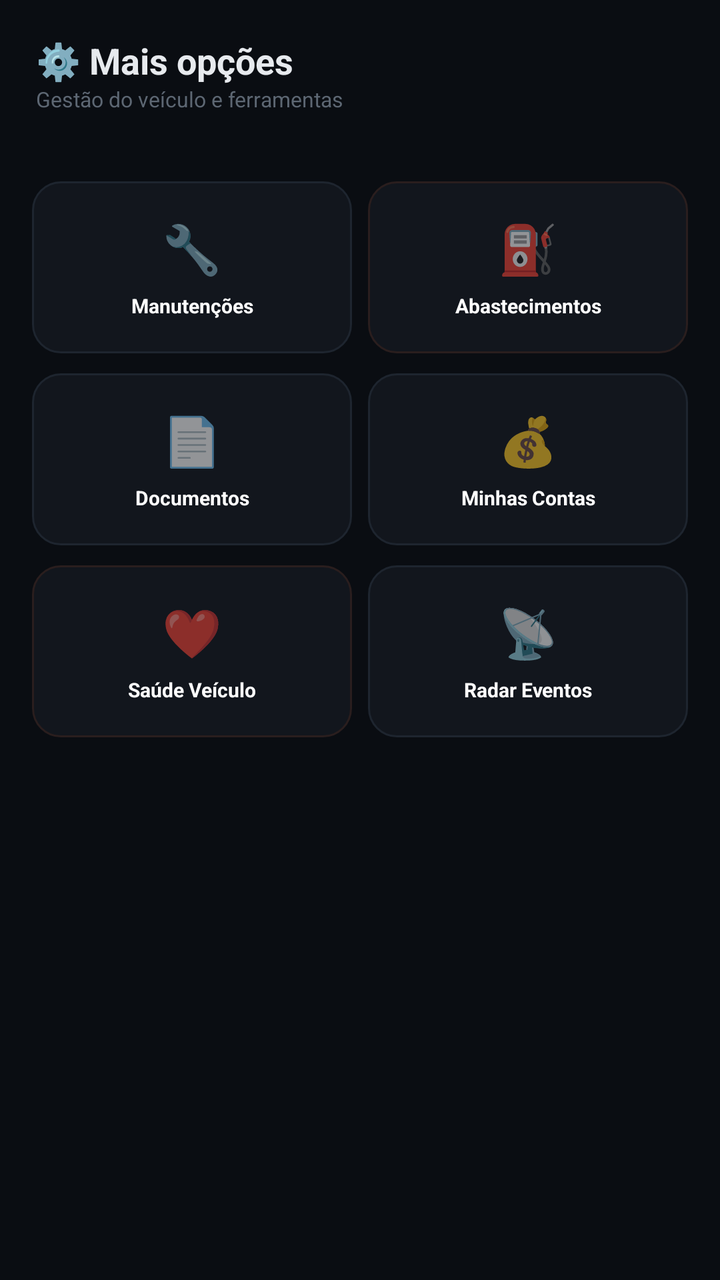
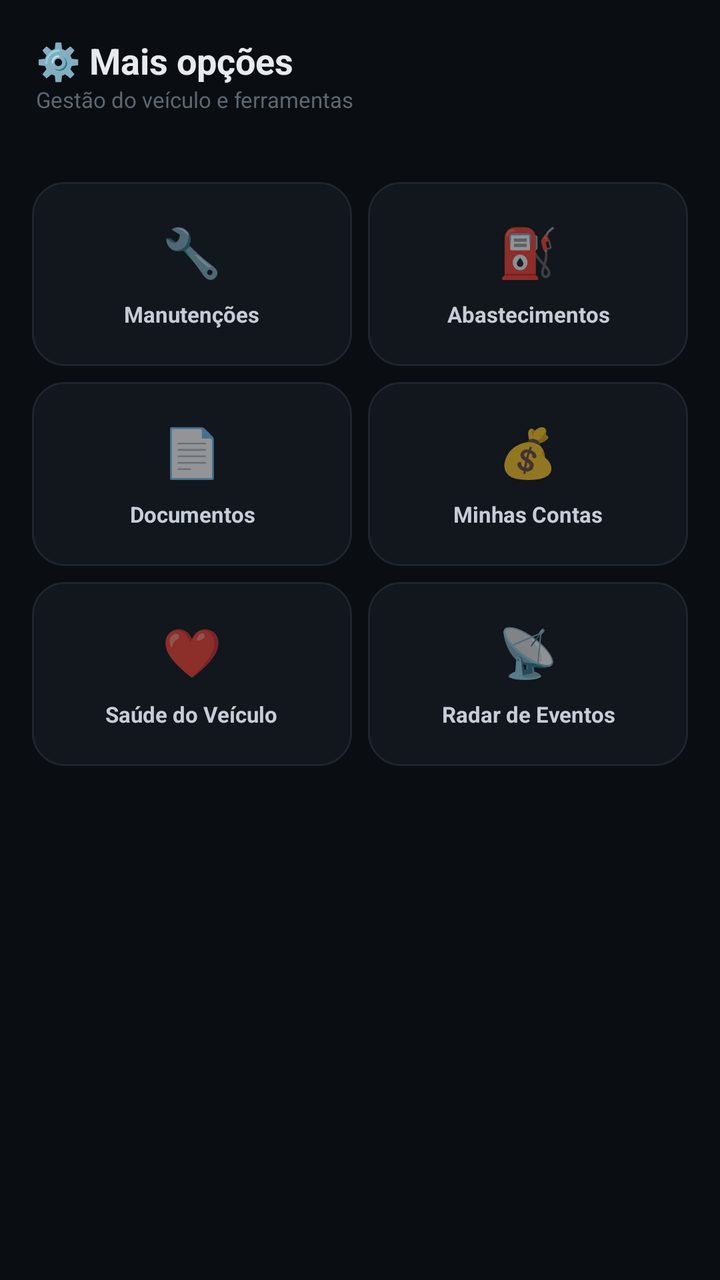

Before-and-after screenshots of an Android layout around one commit, followed by the original layout XML and the change that was made.
<!-- AndroidManifest.xml: application theme Theme.MaterialComponents.DayNight.NoActionBar -->
<!-- res/layout/activity_mais_opcoes.xml -->
<?xml version="1.0" encoding="utf-8"?>
<ScrollView xmlns:android="http://schemas.android.com/apk/res/android"
    android:layout_width="match_parent"
    android:layout_height="match_parent"
    android:background="#0A0D12">

    <LinearLayout
        android:layout_width="match_parent"
        android:layout_height="wrap_content"
        android:orientation="vertical">

        <LinearLayout
            android:layout_width="match_parent"
            android:layout_height="wrap_content"
            android:orientation="vertical"
            android:padding="18dp"
            android:paddingBottom="10dp">

            <TextView
                android:layout_width="wrap_content"
                android:layout_height="wrap_content"
                android:text="⚙️ Mais opções"
                android:textColor="#E7EAEE"
                android:textSize="18sp"
                android:textStyle="bold" />

            <TextView
                android:layout_width="wrap_content"
                android:layout_height="wrap_content"
                android:text="Gestão do veículo e ferramentas"
                android:textColor="#5D6773"
                android:textSize="10.5sp" />
        </LinearLayout>

        <LinearLayout
            android:layout_width="match_parent"
            android:layout_height="wrap_content"
            android:orientation="vertical"
            android:padding="16dp"
            android:paddingTop="0dp">

            <LinearLayout
                android:layout_width="match_parent"
                android:layout_height="wrap_content"
                android:orientation="horizontal"
                android:layout_marginBottom="10dp">

                <LinearLayout
                    android:id="@+id/btnManutencoes"
                    android:layout_width="0dp"
                    android:layout_height="86dp"
                    android:layout_weight="1"
                    android:orientation="vertical"
                    android:gravity="center"
                    android:background="@drawable/bg_tint_purple"
                    android:padding="6dp"
                    android:layout_marginEnd="8dp"
                    android:clickable="true"
                    android:focusable="true">

                    <TextView android:layout_width="wrap_content" android:layout_height="wrap_content" android:text="🔧" android:textSize="24sp" />
                    <TextView android:layout_width="match_parent" android:layout_height="wrap_content" android:text="Manutenções" android:textColor="#FFFFFF" android:textSize="10sp" android:textStyle="bold" android:gravity="center" android:singleLine="true" android:ellipsize="end" android:layout_marginTop="6dp" />
                </LinearLayout>

                <LinearLayout
                    android:id="@+id/btnAbastecimentos"
                    android:layout_width="0dp"
                    android:layout_height="86dp"
                    android:layout_weight="1"
                    android:orientation="vertical"
                    android:gravity="center"
                    android:background="@drawable/bg_tint_red"
                    android:padding="6dp"
                    android:clickable="true"
                    android:focusable="true">

                    <TextView android:layout_width="wrap_content" android:layout_height="wrap_content" android:text="⛽" android:textSize="24sp" />
                    <TextView android:layout_width="match_parent" android:layout_height="wrap_content" android:text="Abastecimentos" android:textColor="#FFFFFF" android:textSize="10sp" android:textStyle="bold" android:gravity="center" android:singleLine="true" android:ellipsize="end" android:layout_marginTop="6dp" />
                </LinearLayout>
            </LinearLayout>

            <LinearLayout
                android:layout_width="match_parent"
                android:layout_height="wrap_content"
                android:orientation="horizontal"
                android:layout_marginBottom="10dp">

                <LinearLayout
                    android:id="@+id/btnDocumentos"
                    android:layout_width="0dp"
                    android:layout_height="86dp"
                    android:layout_weight="1"
                    android:orientation="vertical"
                    android:gravity="center"
                    android:background="@drawable/bg_tint_blue"
                    android:padding="6dp"
                    android:layout_marginEnd="8dp"
                    android:clickable="true"
                    android:focusable="true">

                    <TextView android:layout_width="wrap_content" android:layout_height="wrap_content" android:text="📄" android:textSize="24sp" />
                    <TextView android:layout_width="match_parent" android:layout_height="wrap_content" android:text="Documentos" android:textColor="#FFFFFF" android:textSize="10sp" android:textStyle="bold" android:gravity="center" android:singleLine="true" android:ellipsize="end" android:layout_marginTop="6dp" />
                </LinearLayout>

                <LinearLayout
                    android:id="@+id/btnContas"
                    android:layout_width="0dp"
                    android:layout_height="86dp"
                    android:layout_weight="1"
                    android:orientation="vertical"
                    android:gravity="center"
                    android:background="@drawable/bg_tint_green"
                    android:padding="6dp"
                    android:clickable="true"
                    android:focusable="true">

                    <TextView android:layout_width="wrap_content" android:layout_height="wrap_content" android:text="💰" android:textSize="24sp" />
                    <TextView android:layout_width="match_parent" android:layout_height="wrap_content" android:text="Minhas Contas" android:textColor="#FFFFFF" android:textSize="10sp" android:textStyle="bold" android:gravity="center" android:singleLine="true" android:ellipsize="end" android:layout_marginTop="6dp" />
                </LinearLayout>
            </LinearLayout>

            <LinearLayout
                android:layout_width="match_parent"
                android:layout_height="wrap_content"
                android:orientation="horizontal">

                <LinearLayout
                    android:id="@+id/btnSaudeVeiculo"
                    android:layout_width="0dp"
                    android:layout_height="86dp"
                    android:layout_weight="1"
                    android:orientation="vertical"
                    android:gravity="center"
                    android:background="@drawable/bg_tint_red"
                    android:padding="6dp"
                    android:layout_marginEnd="8dp"
                    android:clickable="true"
                    android:focusable="true">

                    <TextView android:layout_width="wrap_content" android:layout_height="wrap_content" android:text="❤️" android:textSize="24sp" />
                    <TextView android:layout_width="match_parent" android:layout_height="wrap_content" android:text="Saúde Veículo" android:textColor="#FFFFFF" android:textSize="10sp" android:textStyle="bold" android:gravity="center" android:singleLine="true" android:ellipsize="end" android:layout_marginTop="6dp" />
                </LinearLayout>

                <LinearLayout
                    android:id="@+id/btnEventos"
                    android:layout_width="0dp"
                    android:layout_height="86dp"
                    android:layout_weight="1"
                    android:orientation="vertical"
                    android:gravity="center"
                    android:background="@drawable/bg_tint_blue"
                    android:padding="6dp"
                    android:clickable="true"
                    android:focusable="true">

                    <TextView android:layout_width="wrap_content" android:layout_height="wrap_content" android:text="📡" android:textSize="24sp" />
                    <TextView android:layout_width="match_parent" android:layout_height="wrap_content" android:text="Radar Eventos" android:textColor="#FFFFFF" android:textSize="10sp" android:textStyle="bold" android:gravity="center" android:singleLine="true" android:ellipsize="end" android:layout_marginTop="6dp" />
                </LinearLayout>
            </LinearLayout>

        </LinearLayout>
    </LinearLayout>
</ScrollView>
<!-- resources referenced by this layout -->
<resources>
  <!-- drawable bg_tint_blue (drawable) -->
  <?xml version="1.0" encoding="utf-8"?>
  <shape xmlns:android="http://schemas.android.com/apk/res/android" android:shape="rectangle">
      <solid android:color="#12161D" />
      <stroke android:width="1dp" android:color="#1E252F" />
      <corners android:radius="14dp" />
  </shape>
  <!-- drawable bg_tint_green (drawable) -->
  <?xml version="1.0" encoding="utf-8"?>
  <shape xmlns:android="http://schemas.android.com/apk/res/android" android:shape="rectangle">
      <solid android:color="#12161D" />
      <stroke android:width="1dp" android:color="#1E252F" />
      <corners android:radius="14dp" />
  </shape>
  <!-- drawable bg_tint_purple (drawable) -->
  <?xml version="1.0" encoding="utf-8"?>
  <shape xmlns:android="http://schemas.android.com/apk/res/android" android:shape="rectangle">
      <solid android:color="#12161D" />
      <stroke android:width="1dp" android:color="#1E252F" />
      <corners android:radius="14dp" />
  </shape>
  <!-- drawable bg_tint_red (drawable) -->
  <?xml version="1.0" encoding="utf-8"?>
  <shape xmlns:android="http://schemas.android.com/apk/res/android" android:shape="rectangle">
      <solid android:color="#12161D" />
      <stroke android:width="1dp" android:color="#2A1E1E" />
      <corners android:radius="14dp" />
  </shape>
</resources>

<!-- the commit's change to res/layout/activity_mais_opcoes.xml (unified diff, before → after) -->
@@ -29,93 +29,152 @@
                 android:layout_height="wrap_content"
                 android:text="Gestão do veículo e ferramentas"
                 android:textColor="#5D6773"
-                android:textSize="10.5sp" />
+                android:textSize="11sp" />
         </LinearLayout>
 
         <LinearLayout
             android:layout_width="match_parent"
             android:layout_height="wrap_content"
             android:orientation="vertical"
-            android:padding="16dp"
-            android:paddingTop="0dp">
+            android:padding="12dp">
 
             <LinearLayout
                 android:layout_width="match_parent"
                 android:layout_height="wrap_content"
-                android:orientation="horizontal"
-                android:layout_marginBottom="10dp">
+                android:orientation="horizontal">
 
                 <LinearLayout
                     android:id="@+id/btnManutencoes"
                     android:layout_width="0dp"
-                    android:layout_height="86dp"
-                    android:layout_weight="1"
-                    android:orientation="vertical"
-                    android:gravity="center"
-                    android:background="@drawable/bg_tint_purple"
-                    android:padding="6dp"
-                    android:layout_marginEnd="8dp"
-                    android:clickable="true"
-                    android:focusable="true">
-
-                    <TextView android:layout_width="wrap_content" android:layout_height="wrap_content" android:text="🔧" android:textSize="24sp" />
-                    <TextView android:layout_width="match_parent" android:layout_height="wrap_content" android:text="Manutenções" android:textColor="#FFFFFF" android:textSize="10sp" android:textStyle="bold" android:gravity="center" android:singleLine="true" android:ellipsize="end" android:layout_marginTop="6dp" />
+                    android:layout_height="92dp"
+                    android:layout_weight="1"
+                    android:layout_margin="4dp"
+                    android:orientation="vertical"
+                    android:gravity="center"
+                    android:paddingStart="4dp"
+                    android:paddingEnd="4dp"
+                    android:background="@drawable/bg_card_dark"
+                    android:clickable="true"
+                    android:focusable="true">
+
+                    <TextView
+                        android:layout_width="wrap_content"
+                        android:layout_height="wrap_content"
+                        android:text="🔧"
+                        android:textSize="24sp" />
+
+                    <TextView
+                        android:layout_width="wrap_content"
+                        android:layout_height="wrap_content"
+                        android:text="Manutenções"
+                        android:textColor="#C7CDD6"
+                        android:textSize="11sp"
+                        android:textStyle="bold"
+                        android:maxLines="1"
+                        android:gravity="center"
+                        android:layout_marginTop="8dp" />
                 </LinearLayout>
 
                 <LinearLayout
                     android:id="@+id/btnAbastecimentos"
                     android:layout_width="0dp"
-                    android:layout_height="86dp"
-                    android:layout_weight="1"
-                    android:orientation="vertical"
-                    android:gravity="center"
-                    android:background="@drawable/bg_tint_red"
-                    android:padding="6dp"
-                    android:clickable="true"
-                    android:focusable="true">
-
-                    <TextView android:layout_width="wrap_content" android:layout_height="wrap_content" android:text="⛽" android:textSize="24sp" />
-                    <TextView android:layout_width="match_parent" android:layout_height="wrap_content" android:text="Abastecimentos" android:textColor="#FFFFFF" android:textSize="10sp" android:textStyle="bold" android:gravity="center" android:singleLine="true" android:ellipsize="end" android:layout_marginTop="6dp" />
+                    android:layout_height="92dp"
+                    android:layout_weight="1"
+                    android:layout_margin="4dp"
+                    android:orientation="vertical"
+                    android:gravity="center"
+                    android:paddingStart="4dp"
+                    android:paddingEnd="4dp"
+                    android:background="@drawable/bg_card_dark"
+                    android:clickable="true"
+                    android:focusable="true">
+
+                    <TextView
+                        android:layout_width="wrap_content"
+                        android:layout_height="wrap_content"
+                        android:text="⛽"
+                        android:textSize="24sp" />
+
+                    <TextView
+                        android:layout_width="wrap_content"
+                        android:layout_height="wrap_content"
+                        android:text="Abastecimentos"
+                        android:textColor="#C7CDD6"
+                        android:textSize="11sp"
+                        android:textStyle="bold"
+                        android:maxLines="1"
+                        android:gravity="center"
+                        android:layout_marginTop="8dp" />
                 </LinearLayout>
             </LinearLayout>
 
             <LinearLayout
                 android:layout_width="match_parent"
                 android:layout_height="wrap_content"
-                android:orientation="horizontal"
-                android:layout_marginBottom="10dp">
+                android:orientation="horizontal">
 
                 <LinearLayout
                     android:id="@+id/btnDocumentos"
                     android:layout_width="0dp"
-                    android:layout_height="86dp"
-                    android:layout_weight="1"
-                    android:orientation="vertical"
-                    android:gravity="center"
-                    android:background="@drawable/bg_tint_blue"
-                    android:padding="6dp"
-                    android:layout_marginEnd="8dp"
-                    android:clickable="true"
-                    android:focusable="true">
-
-                    <TextView android:layout_width="wrap_content" android:layout_height="wrap_content" android:text="📄" android:textSize="24sp" />
-                    <TextView android:layout_width="match_parent" android:layout_height="wrap_content" android:text="Documentos" android:textColor="#FFFFFF" android:textSize="10sp" android:textStyle="bold" android:gravity="center" android:singleLine="true" android:ellipsize="end" android:layout_marginTop="6dp" />
+                    android:layout_height="92dp"
+                    android:layout_weight="1"
+                    android:layout_margin="4dp"
+                    android:orientation="vertical"
+                    android:gravity="center"
+                    android:paddingStart="4dp"
+                    android:paddingEnd="4dp"
+                    android:background="@drawable/bg_card_dark"
+                    android:clickable="true"
+                    android:focusable="true">
+
+                    <TextView
+                        android:layout_width="wrap_content"
+                        android:layout_height="wrap_content"
+                        android:text="📄"
+                        android:textSize="24sp" />
+
+                    <TextView
+                        android:layout_width="wrap_content"
+                        android:layout_height="wrap_content"
+                        android:text="Documentos"
+                        android:textColor="#C7CDD6"
+                        android:textSize="11sp"
+                        android:textStyle="bold"
+                        android:maxLines="1"
+                        android:gravity="center"
+                        android:layout_marginTop="8dp" />
                 </LinearLayout>
 
                 <LinearLayout
                     android:id="@+id/btnContas"
                     android:layout_width="0dp"
-                    android:layout_height="86dp"
-                    android:layout_weight="1"
-                    android:orientation="vertical"
-                    android:gravity="center"
-                    android:background="@drawable/bg_tint_green"
-                    android:padding="6dp"
-                    android:clickable="true"
-                    android:focusable="true">
-
-                    <TextView android:layout_width="wrap_content" android:layout_height="wrap_content" android:text="💰" android:textSize="24sp" />
-                    <TextView android:layout_width="match_parent" android:layout_height="wrap_content" android:text="Minhas Contas" android:textColor="#FFFFFF" android:textSize="10sp" android:textStyle="bold" android:gravity="center" android:singleLine="true" android:ellipsize="end" android:layout_marginTop="6dp" />
+                    android:layout_height="92dp"
+                    android:layout_weight="1"
+                    android:layout_margin="4dp"
+                    android:orientation="vertical"
+                    android:gravity="center"
+                    android:paddingStart="4dp"
+                    android:paddingEnd="4dp"
+                    android:background="@drawable/bg_card_dark"
+                    android:clickable="true"
+                    android:focusable="true">
+
+                    <TextView
+                        android:layout_width="wrap_content"
+                        android:layout_height="wrap_content"
+                        android:text="💰"
+                        android:textSize="24sp" />
+
+                    <TextView
+                        android:layout_width="wrap_content"
+                        android:layout_height="wrap_content"
+                        android:text="Minhas Contas"
+                        android:textColor="#C7CDD6"
+                        android:textSize="11sp"
+                        android:textStyle="bold"
+                        android:maxLines="1"
+                        android:gravity="center"
+                        android:layout_marginTop="8dp" />
                 </LinearLayout>
             </LinearLayout>
 
@@ -127,34 +186,65 @@
                 <LinearLayout
                     android:id="@+id/btnSaudeVeiculo"
                     android:layout_width="0dp"
-                    android:layout_height="86dp"
-                    android:layout_weight="1"
-                    android:orientation="vertical"
-                    android:gravity="center"
-                    android:background="@drawable/bg_tint_red"
-                    android:padding="6dp"
-                    android:layout_marginEnd="8dp"
-                    android:clickable="true"
-                    android:focusable="true">
-
-                    <TextView android:layout_width="wrap_content" android:layout_height="wrap_content" android:text="❤️" android:textSize="24sp" />
-                    <TextView android:layout_width="match_parent" android:layout_height="wrap_content" android:text="Saúde Veículo" android:textColor="#FFFFFF" android:textSize="10sp" android:textStyle="bold" android:gravity="center" android:singleLine="true" android:ellipsize="end" android:layout_marginTop="6dp" />
+                    android:layout_height="92dp"
+                    android:layout_weight="1"
+                    android:layout_margin="4dp"
+                    android:orientation="vertical"
+                    android:gravity="center"
+                    android:paddingStart="4dp"
+                    android:paddingEnd="4dp"
+                    android:background="@drawable/bg_card_dark"
+                    android:clickable="true"
+                    android:focusable="true">
+
+                    <TextView
+                        android:layout_width="wrap_content"
+                        android:layout_height="wrap_content"
+                        android:text="❤️"
+                        android:textSize="24sp" />
+
+                    <TextView
+                        android:layout_width="wrap_content"
+                        android:layout_height="wrap_content"
+                        android:text="Saúde do Veículo"
+                        android:textColor="#C7CDD6"
+                        android:textSize="11sp"
+                        android:textStyle="bold"
+                        android:maxLines="1"
+                        android:gravity="center"
+                        android:layout_marginTop="8dp" />
                 </LinearLayout>
 
                 <LinearLayout
                     android:id="@+id/btnEventos"
                     android:layout_width="0dp"
-                    android:layout_height="86dp"
-                    android:layout_weight="1"
-                    android:orientation="vertical"
-                    android:gravity="center"
-                    android:background="@drawable/bg_tint_blue"
-                    android:padding="6dp"
-                    android:clickable="true"
-                    android:focusable="true">
-
-                    <TextView android:layout_width="wrap_content" android:layout_height="wrap_content" android:text="📡" android:textSize="24sp" />
-                    <TextView android:layout_width="match_parent" android:layout_height="wrap_content" android:text="Radar Eventos" android:textColor="#FFFFFF" android:textSize="10sp" android:textStyle="bold" android:gravity="center" android:singleLine="true" android:ellipsize="end" android:layout_marginTop="6dp" />
+                    android:layout_height="92dp"
+                    android:layout_weight="1"
+                    android:layout_margin="4dp"
+                    android:orientation="vertical"
+                    android:gravity="center"
+                    android:paddingStart="4dp"
+                    android:paddingEnd="4dp"
+                    android:background="@drawable/bg_card_dark"
+                    android:clickable="true"
+                    android:focusable="true">
+
+                    <TextView
+                        android:layout_width="wrap_content"
+                        android:layout_height="wrap_content"
+                        android:text="📡"
+                        android:textSize="24sp" />
+
+                    <TextView
+                        android:layout_width="wrap_content"
+                        android:layout_height="wrap_content"
+                        android:text="Radar de Eventos"
+                        android:textColor="#C7CDD6"
+                        android:textSize="11sp"
+                        android:textStyle="bold"
+                        android:maxLines="1"
+                        android:gravity="center"
+                        android:layout_marginTop="8dp" />
                 </LinearLayout>
             </LinearLayout>
 
<!-- resource entries referenced after the edit -->
@@ -1,32 +1,11 @@
 <!-- resources referenced by this layout -->
 <resources>
-  <!-- drawable bg_tint_blue (drawable) -->
+  <!-- drawable bg_card_dark (drawable) -->
   <?xml version="1.0" encoding="utf-8"?>
   <shape xmlns:android="http://schemas.android.com/apk/res/android" android:shape="rectangle">
       <solid android:color="#12161D" />
       <stroke android:width="1dp" android:color="#1E252F" />
-      <corners android:radius="14dp" />
-  </shape>
-  <!-- drawable bg_tint_green (drawable) -->
-  <?xml version="1.0" encoding="utf-8"?>
-  <shape xmlns:android="http://schemas.android.com/apk/res/android" android:shape="rectangle">
-      <solid android:color="#12161D" />
-      <stroke android:width="1dp" android:color="#1E252F" />
-      <corners android:radius="14dp" />
-  </shape>
-  <!-- drawable bg_tint_purple (drawable) -->
-  <?xml version="1.0" encoding="utf-8"?>
-  <shape xmlns:android="http://schemas.android.com/apk/res/android" android:shape="rectangle">
-      <solid android:color="#12161D" />
-      <stroke android:width="1dp" android:color="#1E252F" />
-      <corners android:radius="14dp" />
-  </shape>
-  <!-- drawable bg_tint_red (drawable) -->
-  <?xml version="1.0" encoding="utf-8"?>
-  <shape xmlns:android="http://schemas.android.com/apk/res/android" android:shape="rectangle">
-      <solid android:color="#12161D" />
-      <stroke android:width="1dp" android:color="#2A1E1E" />
-      <corners android:radius="14dp" />
+      <corners android:radius="16dp" />
   </shape>
 </resources>
 
